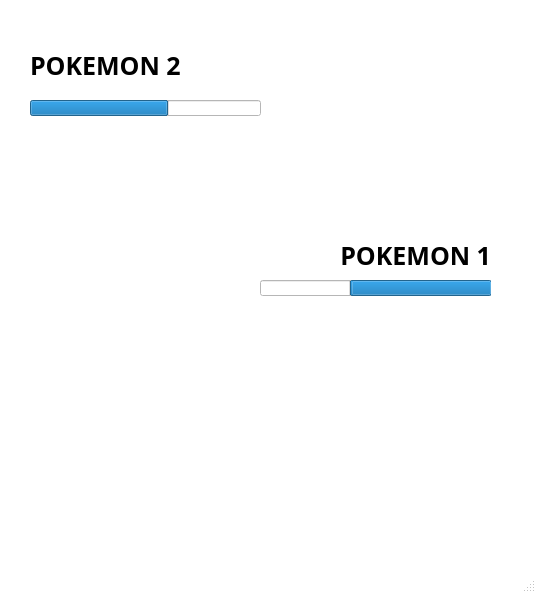
Old version of the form code/combat2/interface_combat.ui in the repository ENSG-POO-2024/COUDERC-HOSTEIN-LANCHA.
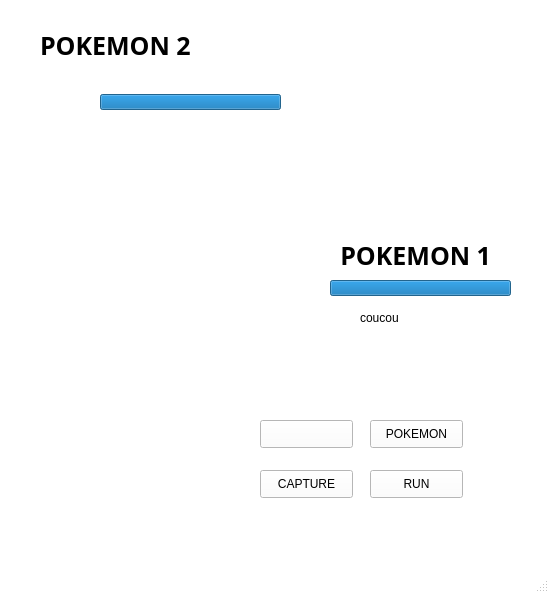
New version of the form. Icons and pictures are not drawn.

Commit message: interface de combat V1

What changed in the file:
```diff
--- a/code/combat2/interface_combat.ui
+++ b/code/combat2/interface_combat.ui
@@ -6,7 +6,7 @@
    <rect>
     <x>0</x>
     <y>0</y>
-    <width>536</width>
+    <width>549</width>
     <height>593</height>
    </rect>
   </property>
@@ -541,8 +541,8 @@
    <widget class="QLabel" name="P2_N">
     <property name="geometry">
      <rect>
-      <x>30</x>
-      <y>30</y>
+      <x>40</x>
+      <y>10</y>
       <width>241</width>
       <height>71</height>
      </rect>
@@ -583,9 +583,9 @@
     </property>
     <property name="geometry">
      <rect>
-      <x>260</x>
+      <x>330</x>
       <y>280</y>
-      <width>231</width>
+      <width>181</width>
       <height>16</height>
      </rect>
     </property>
@@ -601,10 +601,10 @@
      <string/>
     </property>
     <property name="layoutDirection">
-     <enum>Qt::RightToLeft</enum>
+     <enum>Qt::LeftToRight</enum>
     </property>
     <property name="value">
-     <number>60</number>
+     <number>100</number>
     </property>
     <property name="textVisible">
      <bool>false</bool>
@@ -625,9 +625,9 @@
     </property>
     <property name="geometry">
      <rect>
-      <x>30</x>
-      <y>100</y>
-      <width>231</width>
+      <x>100</x>
+      <y>94</y>
+      <width>181</width>
       <height>16</height>
      </rect>
     </property>
@@ -646,7 +646,7 @@
      <enum>Qt::LeftToRight</enum>
     </property>
     <property name="value">
-     <number>60</number>
+     <number>100</number>
     </property>
     <property name="textVisible">
      <bool>false</bool>
@@ -661,6 +661,140 @@
      <string>%p / %m</string>
     </property>
    </widget>
+   <widget class="QLabel" name="label">
+    <property name="geometry">
+     <rect>
+      <x>22</x>
+      <y>87</y>
+      <width>271</width>
+      <height>50</height>
+     </rect>
+    </property>
+    <property name="text">
+     <string/>
+    </property>
+    <property name="pixmap">
+     <pixmap>../../data/img/combat/HP2.png</pixmap>
+    </property>
+    <property name="scaledContents">
+     <bool>true</bool>
+    </property>
+   </widget>
+   <widget class="QLabel" name="label_3">
+    <property name="geometry">
+     <rect>
+      <x>241</x>
+      <y>277</y>
+      <width>290</width>
+      <height>71</height>
+     </rect>
+    </property>
+    <property name="text">
+     <string/>
+    </property>
+    <property name="pixmap">
+     <pixmap>../../data/img/combat/HP_1.png</pixmap>
+    </property>
+    <property name="scaledContents">
+     <bool>true</bool>
+    </property>
+   </widget>
+   <widget class="QLabel" name="label_4">
+    <property name="geometry">
+     <rect>
+      <x>360</x>
+      <y>310</y>
+      <width>55</width>
+      <height>16</height>
+     </rect>
+    </property>
+    <property name="text">
+     <string>coucou</string>
+    </property>
+   </widget>
+   <widget class="QPushButton" name="pushButton">
+    <property name="enabled">
+     <bool>true</bool>
+    </property>
+    <property name="geometry">
+     <rect>
+      <x>260</x>
+      <y>420</y>
+      <width>93</width>
+      <height>28</height>
+     </rect>
+    </property>
+    <property name="styleSheet">
+     <string notr="true">QPushButton:hover {
+	background-image : url(&quot;../../data/img/combat/Sanstitre1.png&quot;);
+}
+</string>
+    </property>
+    <property name="text">
+     <string/>
+    </property>
+    <property name="icon">
+     <iconset>
+      <normaloff>../../data/img/combat/Sans titre2.png</normaloff>../../data/img/combat/Sans titre2.png</iconset>
+    </property>
+    <property name="iconSize">
+     <size>
+      <width>80</width>
+      <height>80</height>
+     </size>
+    </property>
+    <property name="checkable">
+     <bool>false</bool>
+    </property>
+    <property name="checked">
+     <bool>false</bool>
+    </property>
+    <property name="autoRepeat">
+     <bool>false</bool>
+    </property>
+    <property name="autoExclusive">
+     <bool>false</bool>
+    </property>
+   </widget>
+   <widget class="QPushButton" name="pushButton_2">
+    <property name="geometry">
+     <rect>
+      <x>260</x>
+      <y>470</y>
+      <width>93</width>
+      <height>28</height>
+     </rect>
+    </property>
+    <property name="text">
+     <string>CAPTURE</string>
+    </property>
+   </widget>
+   <widget class="QPushButton" name="pushButton_3">
+    <property name="geometry">
+     <rect>
+      <x>370</x>
+      <y>420</y>
+      <width>93</width>
+      <height>28</height>
+     </rect>
+    </property>
+    <property name="text">
+     <string>POKEMON</string>
+    </property>
+   </widget>
+   <widget class="QPushButton" name="pushButton_4">
+    <property name="geometry">
+     <rect>
+      <x>370</x>
+      <y>470</y>
+      <width>93</width>
+      <height>28</height>
+     </rect>
+    </property>
+    <property name="text">
+     <string>RUN</string>
+    </property>
+   </widget>
   </widget>
   <widget class="QMenuBar" name="menubar">
    <property name="geometry">
```
Left out of the diff: 2 changed lines with no effect on the pictures. The commit also changes 10 other files.
